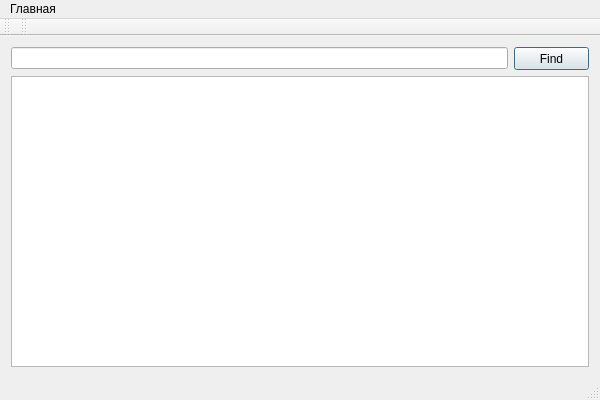
First picture: the form in ourtrack/ourtrack.ui, repository fhdns/ourtrack, before the edit.
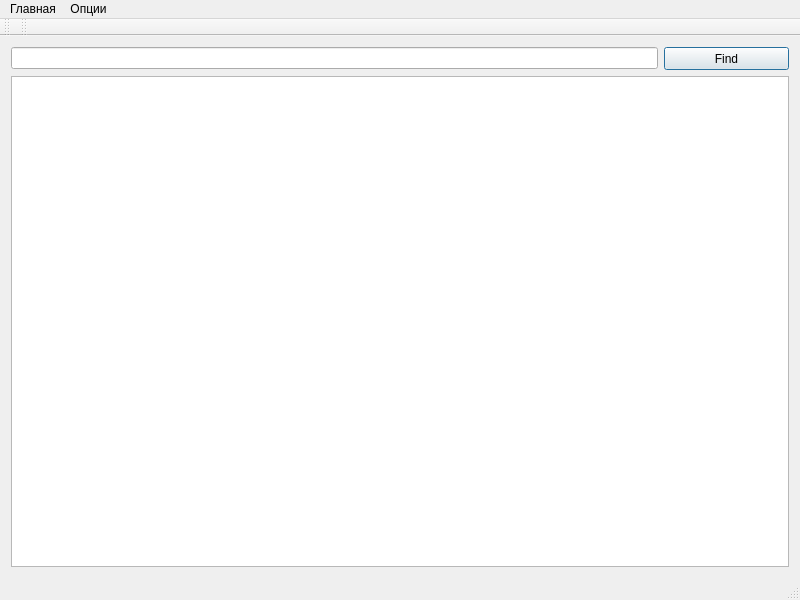
Second picture: the form after the edit. Icons and pictures are not drawn.

Commit message: Add server project, refactoring MainList class

What changed in the file:
```diff
--- a/ourtrack/ourtrack.ui
+++ b/ourtrack/ourtrack.ui
@@ -6,8 +6,8 @@
    <rect>
     <x>0</x>
     <y>0</y>
-    <width>600</width>
-    <height>400</height>
+    <width>800</width>
+    <height>600</height>
    </rect>
   </property>
   <property name="sizePolicy">
@@ -49,13 +49,13 @@
         </property>
         <property name="minimumSize">
          <size>
-          <width>75</width>
+          <width>125</width>
           <height>23</height>
          </size>
         </property>
         <property name="maximumSize">
          <size>
-          <width>75</width>
+          <width>125</width>
           <height>23</height>
          </size>
         </property>
@@ -101,16 +101,23 @@
     <rect>
      <x>0</x>
      <y>0</y>
-     <width>600</width>
+     <width>800</width>
      <height>21</height>
     </rect>
    </property>
-   <widget class="QMenu" name="menu">
+   <widget class="QMenu" name="menuMain">
     <property name="title">
      <string>Главная</string>
     </property>
    </widget>
-   <addaction name="menu"/>
+   <widget class="QMenu" name="menuOptions">
+    <property name="title">
+     <string>Опции</string>
+    </property>
+    <addaction name="menuSettings"/>
+   </widget>
+   <addaction name="menuMain"/>
+   <addaction name="menuOptions"/>
   </widget>
   <widget class="QToolBar" name="mainToolBar">
    <attribute name="toolBarArea">
```
Left out of the diff: 34 changed lines with no effect on the pictures. The commit also changes 18 other files.
